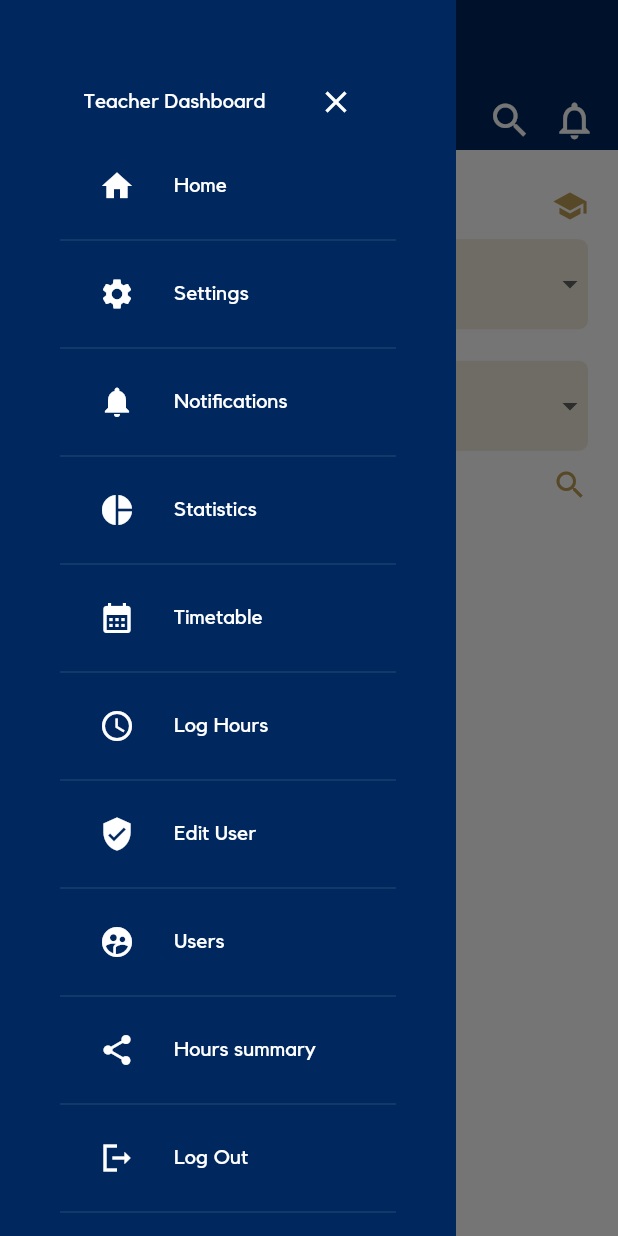
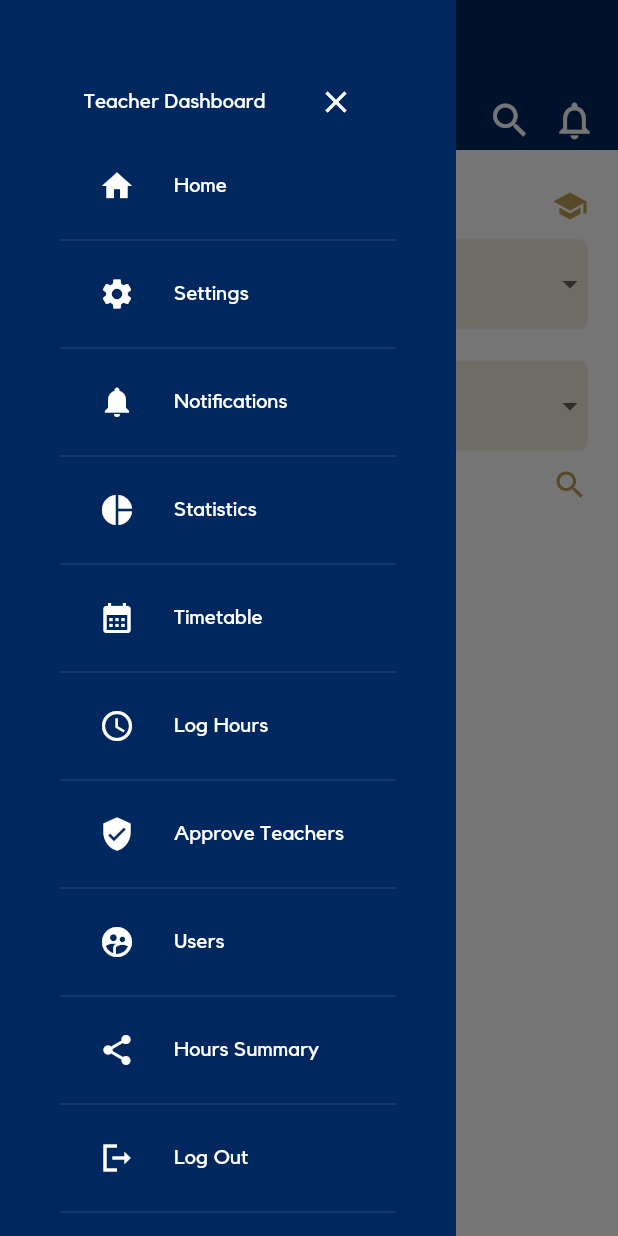
Before and after one commit to Shnifel/Reddam-App, a Flutter app: the TeacherHoursSummaryPage screen opened directly, with the side drawer open, on a phone screen of 412 x 824 dp. Run offline on Flutter 3.47's test engine with Material 2 defaults, Android fonts, the phone set to English and light mode, and no system bars; our stand-ins replace carousel_slider, cloud_firestore, device_preview, firebase_auth, firebase_core, firebase_messaging and 10 more; missing offline and left inert: dart:ffi, excel, flutter_filter_dialog, primer_progress_bar, syncfusion_flutter_core; accounts and stored records are empty.

Commit message:
Minor colour and heading changes

```diff
--- a/lib/views/components/side_menu.dart
+++ b/lib/views/components/side_menu.dart
@@ -40,9 +40,9 @@ List<ButtonsInfo> _buttonNames = [
   ButtonsInfo(title: "Statistics", icon: Icons.pie_chart_sharp),
   ButtonsInfo(title: "Timetable", icon: Icons.calendar_month_sharp),
   ButtonsInfo(title: "Log Hours", icon: Icons.access_time_outlined),
-  ButtonsInfo(title: "Edit User", icon: Icons.verified_user),
+  ButtonsInfo(title: "Approve Teachers", icon: Icons.verified_user),
   ButtonsInfo(title: "Users", icon: Icons.supervised_user_circle_rounded),
-  ButtonsInfo(title: "Hours summary", icon: Icons.share),
+  ButtonsInfo(title: "Hours Summary", icon: Icons.share),
   ButtonsInfo(title: "Log Out", icon: Icons.logout_sharp),
 ];
 
@@ -133,7 +133,7 @@ class _SideMenu extends State<SideMenu> {
                                   builder: (context) =>
                                       TeacherNotificationsPage()),
                             );
-                          } else if (_buttonNames[index].title == "Edit User") {
+                          } else if (_buttonNames[index].title == "Approve Teachers") {
                             Navigator.push(
                               context,
                               MaterialPageRoute(
@@ -166,7 +166,7 @@ class _SideMenu extends State<SideMenu> {
                                   builder: (context) => TeacherUsersPage()),
                             );
                           } else if (_buttonNames[index].title ==
-                              "Hours summary") {
+                              "Hours Summary") {
                             Navigator.push(
                               context,
                               MaterialPageRoute(
--- a/lib/views/hours_history_page.dart
+++ b/lib/views/hours_history_page.dart
@@ -55,7 +55,7 @@ class _HoursHistoryPageState extends State<HoursHistoryPage> {
   @override
   Widget build(BuildContext context) {
     return isLoading
-        ? const CircularProgressIndicator()
+        ? const CircularProgressIndicator(color: primaryColour)
         : Padding(
             padding: const EdgeInsets.all(0),
             child: ListView(
--- a/lib/views/hours_log_page.dart
+++ b/lib/views/hours_log_page.dart
@@ -605,7 +605,7 @@ class _LogHoursFormState extends State<LogHoursForm> {
                                   width: 10,
                                 ),
                                 if (_isLoading)
-                                  const CircularProgressIndicator()
+                                  const CircularProgressIndicator(color: primaryColour)
                               ])),
                     ),
                   ],
--- a/lib/views/notifications_page.dart
+++ b/lib/views/notifications_page.dart
@@ -58,7 +58,7 @@ class _NotificationsPageState extends State<NotificationsPage> {
   @override
   Widget build(BuildContext context) {
     return isLoading
-        ? const CircularProgressIndicator()
+        ? const CircularProgressIndicator(color: primaryColour)
         : Padding(
             padding: EdgeInsets.all(0),
             child: ListView(
--- a/lib/views/teacherHourLogs/teacher_log_hours_panel.dart
+++ b/lib/views/teacherHourLogs/teacher_log_hours_panel.dart
@@ -580,7 +580,7 @@ class _TeacherLogHoursPanelPageState extends State<TeacherLogHoursPanelPage> {
                                   width: 10,
                                 ),
                                 if (_submitLoading)
-                                  const CircularProgressIndicator()
+                                  const CircularProgressIndicator(color: primaryColour)
                               ])),
                     ),
                   ],
--- a/lib/views/teacherHoursSummary/teacher_hours_summary_page.dart
+++ b/lib/views/teacherHoursSummary/teacher_hours_summary_page.dart
@@ -29,7 +29,7 @@ class _TeacherEdit extends State<TeacherHoursSummaryPage> {
           child: (ResponsiveLayout.isTinyLimit(context) ||
                   ResponsiveLayout.isTinyHeightLimit(context))
               ? Container()
-              : AppBarWidget(6)),
+              : AppBarWidget(8)),
       body: ResponsiveLayout(
         tiny: Container(),
         phone: TeacherHoursSummaryPanelPage(),
--- a/lib/views/teacherNotifications/student_log.dart
+++ b/lib/views/teacherNotifications/student_log.dart
@@ -186,7 +186,7 @@ class _StudentHoursLogState extends State<StudentHoursLog> {
                                                       loadingProgress) =>
                                                   (loadingProgress == null)
                                                       ? child
-                                                      : const CircularProgressIndicator(),
+                                                      : const CircularProgressIndicator(color: primaryColour),
                                               errorBuilder: (context, error,
                                                       stackTrace) =>
                                                   const Center(
--- a/lib/views/teacherNotifications/teacher_notifications_panel.dart
+++ b/lib/views/teacherNotifications/teacher_notifications_panel.dart
@@ -44,7 +44,7 @@ class _TeacherNotificationsPanelPageState
     return Scaffold(
         backgroundColor: Colors.white,
         body: _isLoading
-            ? CircularProgressIndicator()
+            ? const Center(child: CircularProgressIndicator(color: primaryColour))
             : ListView(
                 children: _studentLogs
                     .map((log) => StudentHoursLog(log, onValidateComplete))
--- a/lib/widgets/app_bar_widget.dart
+++ b/lib/widgets/app_bar_widget.dart
@@ -9,9 +9,9 @@ List<String> _buttonNames = [
   "Statistics",
   "Timetable",
   "Log Hours",
-  "Edit User",
+  "Approve Teachers",
   "Users",
-  "Hours summary",
+  "Hours Summary",
   "Logout"
 ];
 int _currentSelectedButton2 = 0;
--- a/lib/widgets/hours_log.dart
+++ b/lib/widgets/hours_log.dart
@@ -119,7 +119,7 @@ class _HoursLogInfoState extends State<HoursLogInfo> {
                                         loadingProgress) =>
                                     (loadingProgress == null)
                                         ? child
-                                        : CircularProgressIndicator(),
+                                        : CircularProgressIndicator(color: primaryColour),
                                 errorBuilder: (context, error, stackTrace) =>
                                     Center(child: Text("Image not found")),
                                 width: 100,
```
Also changed, not shown: 3 other files.
